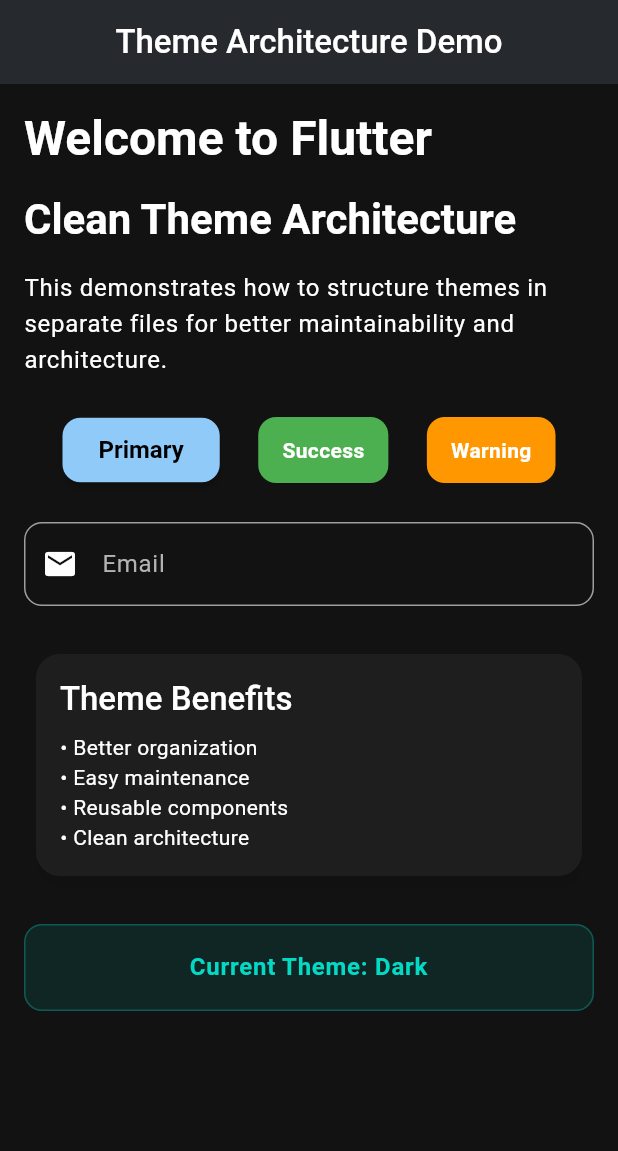
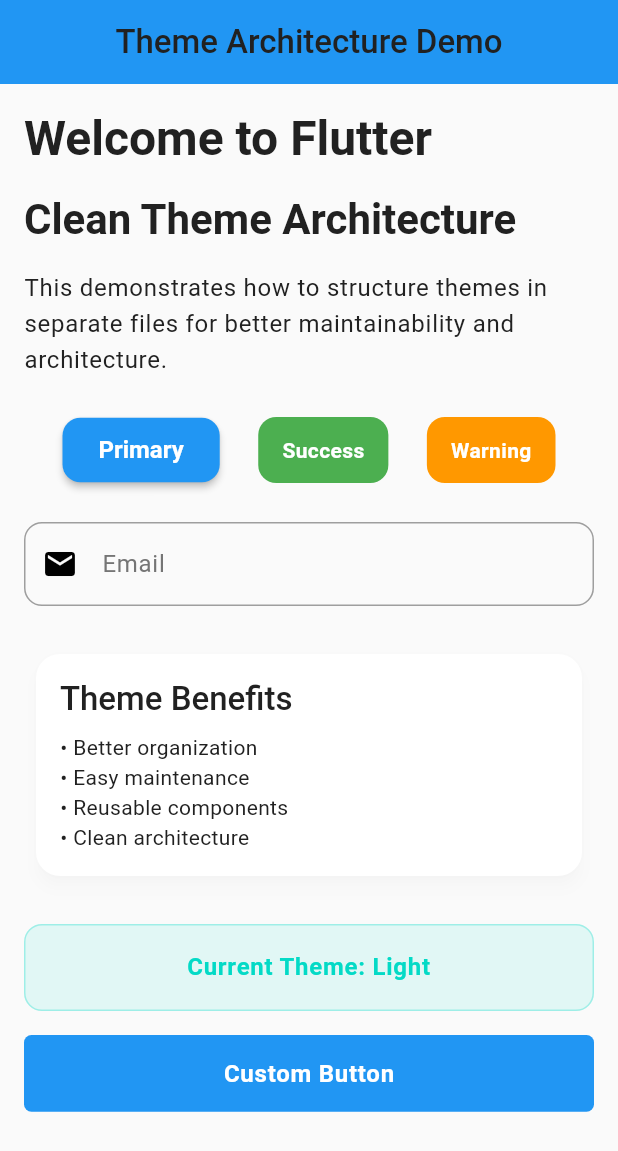
Before and after one commit to sohailokzz/Flutter-Resuable, a Flutter app: the screen it shows after launch, on a phone screen of 412 x 824 dp. Shown: the top 1151 px of the screen. Run offline on Flutter 3.47's test engine with Material 3 defaults, Android fonts, the phone set to English and light mode, and no system bars; our stand-ins replace google_fonts, responsive_sizer.

Commit message:
Custom Button Added
Custom Button Added

```diff
--- a/analysis_options.yaml
+++ b/analysis_options.yaml
@@ -8,6 +8,9 @@
 # The following line activates a set of recommended lints for Flutter apps,
 # packages, and plugins designed to encourage good coding practices.
 include: package:flutter_lints/flutter.yaml
+
+formatter:
+  trailing_commas: preserve
 
 linter:
   # The lint rules applied to this project can be customized in the
@@ -24,5 +27,7 @@
     # avoid_print: false  # Uncomment to disable the `avoid_print` rule
     # prefer_single_quotes: true  # Uncomment to enable the `prefer_single_quotes` rule
 
+
+
 # Additional information about this file can be found at
 # https://dart.dev/guides/language/analysis-options
--- a/lib/main.dart
+++ b/lib/main.dart
@@ -1,5 +1,6 @@
 import 'package:flutter/material.dart';
 import 'package:flutter_reusable/screens/home_screen.dart';
+import 'package:responsive_sizer/responsive_sizer.dart';
 import 'theme/app_theme.dart';
 
 void main() {
@@ -11,6 +12,8 @@
 
   @override
   Widget build(BuildContext context) {
+    return ResponsiveSizer(
+      builder: (context, orientation, screenType) {
         return MaterialApp(
           title: 'Flutter Theme Architecture',
           debugShowCheckedModeBanner: false,
@@ -18,9 +21,11 @@
           // Use separated theme files
           theme: AppTheme.lightTheme,
           darkTheme: AppTheme.darkTheme,
-      themeMode: ThemeMode.dark,
+          themeMode: ThemeMode.system,
 
           home: HomeScreen(),
         );
+      },
+    );
   }
 }
--- a/lib/screens/home_screen.dart
+++ b/lib/screens/home_screen.dart
@@ -1,4 +1,6 @@
 import 'package:flutter/material.dart';
+import 'package:flutter_reusable/theme/app_colors.dart';
+import 'package:flutter_reusable/widgets/custom_button.dart';
 import '../theme/theme_helper.dart';
 
 class HomeScreen extends StatelessWidget {
@@ -129,6 +131,17 @@
                 textAlign: TextAlign.center,
               ),
             ),
+
+            SizedBox(
+              height: 16,
+            ),
+            CustomButton(
+              backgroundColor: ThemeHelper.isDarkMode(context)
+                  ? AppColors.darkPrimary
+                  : AppColors.lightPrimary,
+              onPressed: () {},
+              text: "Custom Button",
+            ),
           ],
         ),
       ),
--- /dev/null
+++ b/lib/widgets/custom_button.dart
@@ -0,0 +1,74 @@
+import 'package:flutter/material.dart';
+
+class CustomButton extends StatelessWidget {
+  final VoidCallback? onPressed;
+  final String text;
+  final bool isLoading;
+  final double? height;
+  final double? width;
+  final Color? textColor;
+  final Color? backgroundColor;
+  final bool? isOutline;
+  final Color? loadingColor;
+  final double? fontSize;
+
+  const CustomButton({
+    super.key,
+    required this.onPressed,
+    required this.text,
+    this.isLoading = false,
+    this.height,
+    this.width,
+    this.textColor,
+    this.backgroundColor,
+    this.isOutline = false,
+    this.loadingColor = Colors.white,
+    this.fontSize,
+  });
+
+  @override
+  Widget build(BuildContext context) {
+    final size = MediaQuery.of(context).size;
+    final textTheme = Theme.of(context).textTheme;
+
+    return SizedBox(
+      height: height ?? size.height * 0.062,
+      width: width,
+      child: ElevatedButton(
+        onPressed: onPressed,
+        style: ElevatedButton.styleFrom(
+          backgroundColor: backgroundColor ?? const Color(0xFF637BF4),
+          foregroundColor: Colors.white,
+          elevation: 0,
+          side: isOutline == true
+              ? BorderSide(
+                  color: const Color(0xFF637BF4),
+                )
+              : BorderSide.none,
+          shape: RoundedRectangleBorder(
+            borderRadius: BorderRadius.circular(5),
+          ),
+          padding: EdgeInsets.symmetric(vertical: 10, horizontal: 10),
+        ),
+        child: isLoading
+            ? SizedBox(
+                width: 15,
+                height: 15,
+                child: CircularProgressIndicator(
+                  strokeWidth: 2,
+                  valueColor: AlwaysStoppedAnimation<Color>(loadingColor!),
+                ),
+              )
+            : Text(
+                text,
+                style: textTheme.titleSmall!.copyWith(
+                  fontSize: fontSize ?? 16,
+                  fontWeight: FontWeight.w600,
+                  letterSpacing: 0.5,
+                  color: textColor ?? Colors.white,
+                ),
+              ),
+      ),
+    );
+  }
+}
--- a/pubspec.yaml
+++ b/pubspec.yaml
@@ -35,6 +35,7 @@
   # Use with the CupertinoIcons class for iOS style icons.
   cupertino_icons: ^1.0.8
   google_fonts: ^6.3.1
+  responsive_sizer: ^3.3.1
 
 dev_dependencies:
   flutter_test:
```
Also changed, not shown: pubspec.lock. Lines whose indentation alone changed are shown as unchanged.
